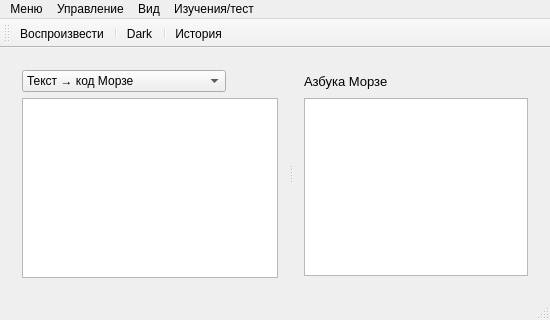
akbarshar1pov/morze, file Morze/mainwindow.ui: the form before one commit.
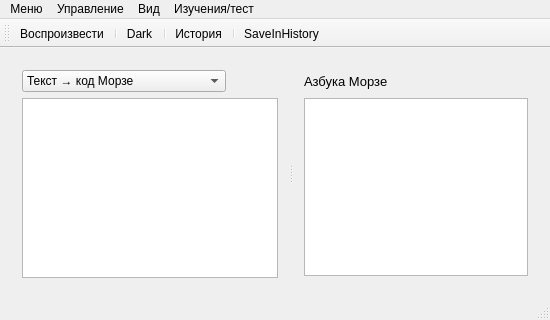
The form after the commit. Icons and pictures are not drawn.

```diff
--- a/Morze/mainwindow.ui
+++ b/Morze/mainwindow.ui
@@ -167,6 +167,8 @@
    <addaction name="nightMode"/>
    <addaction name="separator"/>
    <addaction name="history"/>
+   <addaction name="separator"/>
+   <addaction name="actionSaveInHistory"/>
   </widget>
   <widget class="QStatusBar" name="statusBar"/>
   <widget class="QMenuBar" name="menuBar">
@@ -408,6 +410,15 @@
     <string>История</string>
    </property>
   </action>
+  <action name="actionSaveInHistory">
+   <property name="icon">
+    <iconset resource="res.qrc">
+     <normaloff>:/img/save.png</normaloff>:/img/save.png</iconset>
+   </property>
+   <property name="text">
+    <string>SaveInHistory</string>
+   </property>
+  </action>
  </widget>
  <layoutdefault spacing="6" margin="11"/>
  <tabstops>
```
